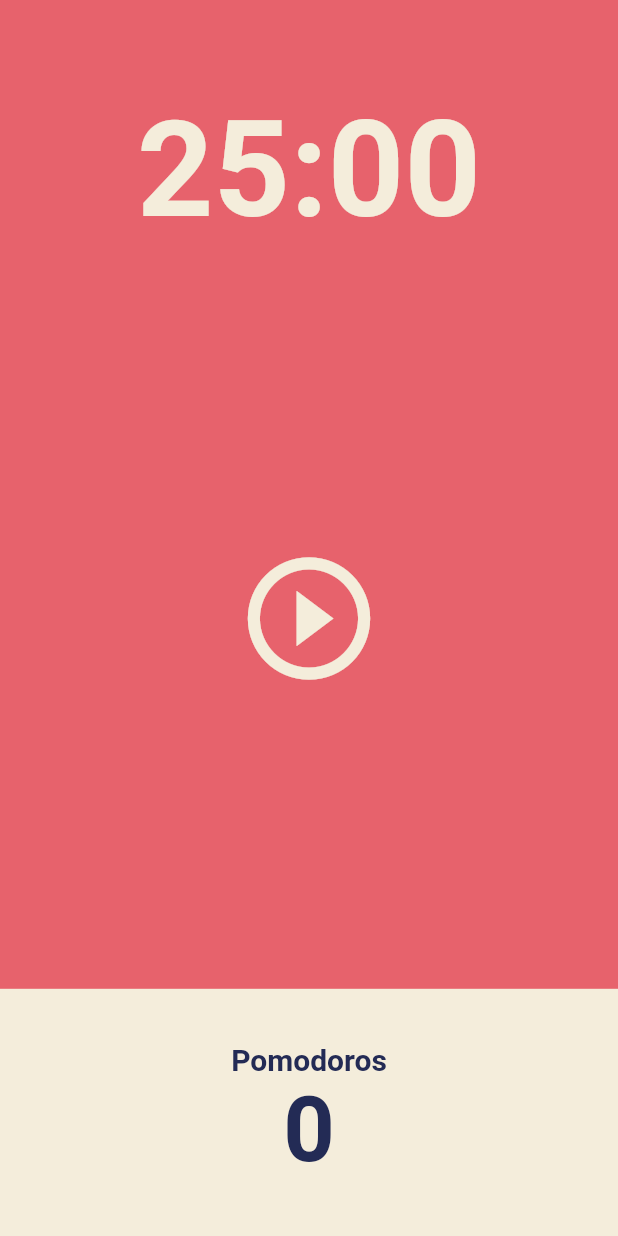
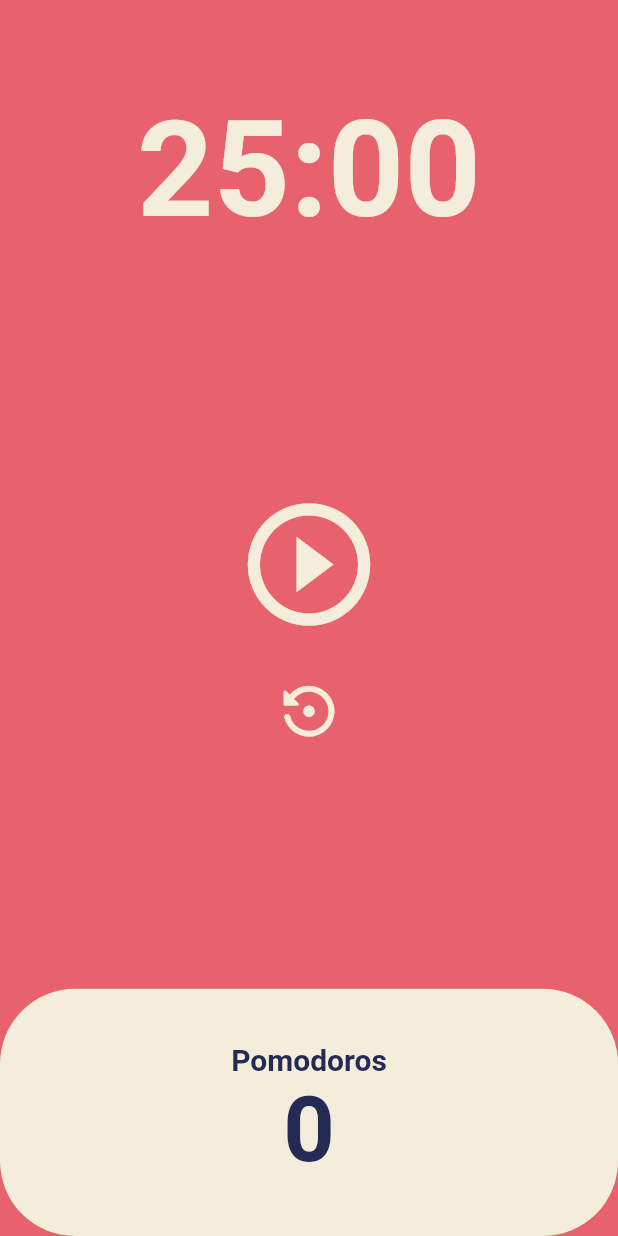
Before and after one commit to ShinHeeJin/flutterHelloWorld, a Flutter app: the screen it shows after launch, on a phone screen of 412 x 824 dp. Run offline on Flutter 3.47's test engine with Material 2 defaults, Android fonts, the phone set to English and light mode, and no system bars.

```diff
--- a/lib/screens/home_screen.dart
+++ b/lib/screens/home_screen.dart
@@ -1,3 +1,5 @@
+import 'dart:async';
+
 import 'package:flutter/material.dart';
 
 class HomeScreen extends StatefulWidget {
@@ -8,6 +10,60 @@ class HomeScreen extends StatefulWidget {
 }
 
 class _HomeScreenState extends State<HomeScreen> {
+  static const int initialSeconds = 1500;
+  int totalSeconds = initialSeconds;
+  int pomodoros = 0;
+  late Timer timer;
+  bool isRunning = false;
+
+  void onTick(Timer timer) {
+    if (totalSeconds == 0) {
+      setState(() {
+        totalSeconds = initialSeconds;
+        isRunning = false;
+        pomodoros += 1;
+      });
+      timer.cancel();
+    } else {
+      setState(() {
+        totalSeconds -= 1;
+      });
+    }
+  }
+
+  void onPausePressed() {
+    timer.cancel();
+    setState(() {
+      isRunning = false;
+    });
+  }
+
+  void onStartPressed() {
+    timer = Timer.periodic(
+      const Duration(seconds: 1),
+      onTick,
+    );
+    setState(() {
+      isRunning = true;
+    });
+  }
+
+  void onResetPressed() {
+    setState(() {
+      totalSeconds = initialSeconds;
+      isRunning = false;
+    });
+    timer.cancel();
+  }
+
+  String format(int seconds) {
+    return Duration(seconds: seconds)
+        .toString()
+        .split(".")
+        .first
+        .substring(2, 7);
+  }
+
   @override
   Widget build(BuildContext context) {
     return Scaffold(
@@ -19,7 +75,7 @@ class _HomeScreenState extends State<HomeScreen> {
             child: Container(
               alignment: Alignment.bottomCenter,
               child: Text(
-                "25:00",
+                format(totalSeconds),
                 style: TextStyle(
                   color: Theme.of(context).cardColor,
                   fontSize: 89,
@@ -30,13 +86,31 @@ class _HomeScreenState extends State<HomeScreen> {
           ),
           Flexible(
             flex: 3,
-            child: Center(
-              child: IconButton(
-                icon: const Icon(Icons.play_circle_outline),
-                onPressed: () {},
-                iconSize: 98,
-                color: Theme.of(context).cardColor,
-              ),
+            child: Column(
+              mainAxisAlignment: MainAxisAlignment.center,
+              children: [
+                IconButton(
+                  icon: Icon(
+                    isRunning
+                        ? Icons.pause_circle_outline
+                        : Icons.play_circle_outline,
+                  ),
+                  onPressed: isRunning ? onPausePressed : onStartPressed,
+                  iconSize: 98,
+                  color: Theme.of(context).cardColor,
+                ),
+                const SizedBox(
+                  height: 10,
+                ),
+                IconButton(
+                  icon: const Icon(
+                    Icons.settings_backup_restore_rounded,
+                  ),
+                  onPressed: onResetPressed,
+                  iconSize: 45,
+                  color: Theme.of(context).cardColor,
+                ),
+              ],
             ),
           ),
           Flexible(
@@ -47,6 +121,7 @@ class _HomeScreenState extends State<HomeScreen> {
                   child: Container(
                     decoration: BoxDecoration(
                       color: Theme.of(context).cardColor,
+                      borderRadius: BorderRadius.circular(50),
                     ),
                     child: Column(
                       mainAxisAlignment: MainAxisAlignment.center,
@@ -61,7 +136,7 @@ class _HomeScreenState extends State<HomeScreen> {
                           ),
                         ),
                         Text(
-                          "0",
+                          "$pomodoros",
                           style: TextStyle(
                             fontSize: 60,
                             fontWeight: FontWeight.w600,
```
